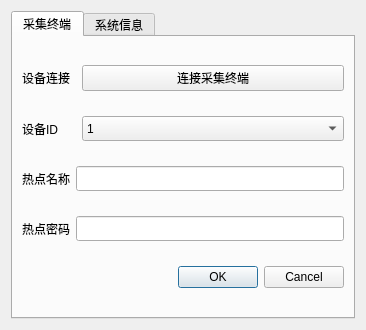
WirelessDataCollect/UpperMonitor, file dialogconf.ui: the form before one commit.
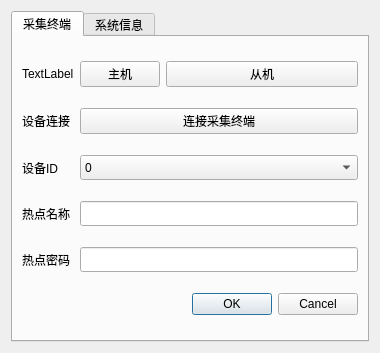
The form after the commit. The open tabs and pages were chosen to show the change.

```diff
--- a/dialogconf.ui
+++ b/dialogconf.ui
@@ -6,8 +6,8 @@
    <rect>
     <x>0</x>
     <y>0</y>
-    <width>366</width>
-    <height>330</height>
+    <width>380</width>
+    <height>353</height>
    </rect>
   </property>
   <property name="windowTitle">
@@ -24,37 +24,38 @@
        <string>采集终端</string>
       </attribute>
       <layout class="QGridLayout" name="gridLayout">
-       <item row="1" column="0">
+       <item row="2" column="0">
         <widget class="QLabel" name="label">
          <property name="text">
           <string>设备ID</string>
          </property>
         </widget>
        </item>
-       <item row="2" column="0">
+       <item row="4" column="1" colspan="2">
+        <widget class="QLineEdit" name="lineEdit_2">
+         <property name="minimumSize">
+          <size>
+           <width>0</width>
+           <height>25</height>
+          </size>
+         </property>
+        </widget>
+       </item>
+       <item row="5" column="2">
+        <widget class="QDialogButtonBox" name="buttonBox">
+         <property name="standardButtons">
+          <set>QDialogButtonBox::Cancel|QDialogButtonBox::Ok</set>
+         </property>
+        </widget>
+       </item>
+       <item row="3" column="0">
         <widget class="QLabel" name="label_2">
          <property name="text">
           <string>热点名称</string>
          </property>
         </widget>
        </item>
-       <item row="2" column="1" colspan="2">
-        <widget class="QLineEdit" name="lineEdit">
-         <property name="sizePolicy">
-          <sizepolicy hsizetype="Expanding" vsizetype="Fixed">
-           <horstretch>0</horstretch>
-           <verstretch>0</verstretch>
-          </sizepolicy>
-         </property>
-         <property name="minimumSize">
-          <size>
-           <width>0</width>
-           <height>25</height>
-          </size>
-         </property>
-        </widget>
-       </item>
-       <item row="3" column="0">
+       <item row="4" column="0">
         <widget class="QLabel" name="label_3">
          <property name="text">
           <string>热点密码</string>
@@ -62,7 +63,13 @@
         </widget>
        </item>
        <item row="3" column="1" colspan="2">
-        <widget class="QLineEdit" name="lineEdit_2">
+        <widget class="QLineEdit" name="lineEdit">
+         <property name="sizePolicy">
+          <sizepolicy hsizetype="Expanding" vsizetype="Fixed">
+           <horstretch>0</horstretch>
+           <verstretch>0</verstretch>
+          </sizepolicy>
+         </property>
          <property name="minimumSize">
           <size>
            <width>0</width>
@@ -71,14 +78,7 @@
          </property>
         </widget>
        </item>
-       <item row="4" column="2">
-        <widget class="QDialogButtonBox" name="buttonBox">
-         <property name="standardButtons">
-          <set>QDialogButtonBox::Cancel|QDialogButtonBox::Ok</set>
-         </property>
-        </widget>
-       </item>
-       <item row="0" column="0">
+       <item row="1" column="0">
         <widget class="QLabel" name="label_9">
          <property name="text">
           <string>设备连接</string>
@@ -86,6 +86,27 @@
         </widget>
        </item>
        <item row="0" column="2">
+        <widget class="QPushButton" name="pushButton">
+         <property name="text">
+          <string>从机</string>
+         </property>
+        </widget>
+       </item>
+       <item row="0" column="0">
+        <widget class="QLabel" name="label_10">
+         <property name="text">
+          <string>TextLabel</string>
+         </property>
+        </widget>
+       </item>
+       <item row="0" column="1">
+        <widget class="QPushButton" name="pushButton_2">
+         <property name="text">
+          <string>主机</string>
+         </property>
+        </widget>
+       </item>
+       <item row="1" column="1" colspan="2">
         <widget class="QPushButton" name="pushButton_3">
          <property name="sizePolicy">
           <sizepolicy hsizetype="Preferred" vsizetype="Fixed">
@@ -104,7 +125,7 @@
          </property>
         </widget>
        </item>
-       <item row="1" column="2">
+       <item row="2" column="1" colspan="2">
         <widget class="QComboBox" name="comboBox">
          <property name="minimumSize">
           <size>
@@ -112,6 +133,11 @@
            <height>25</height>
           </size>
          </property>
+         <item>
+          <property name="text">
+           <string>0</string>
+          </property>
+         </item>
          <item>
           <property name="text">
            <string>1</string>
```
Left out of the diff: 2 changed lines with no effect on the pictures.
